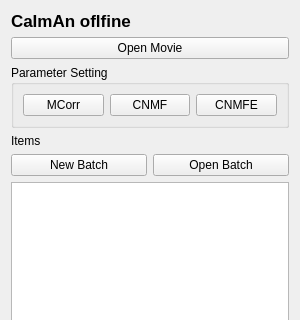
Above: caiman_napari/ui_files/main_offline_gui_template.ui from nel-lab/mesmerize-napari before the change; both pictures show x 0 to 300 and y 0 to 320 of the 300 by 905 pixel window. Below: the same form after it.
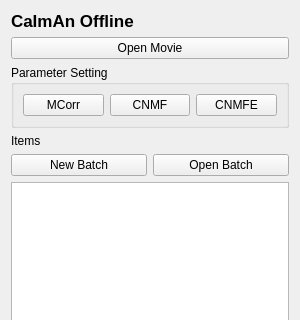
That is the form after the change.

Commit message: ui files: fix tab order, fix typo

Diff of the .ui file:
```diff
--- a/caiman_napari/ui_files/main_offline_gui_template.ui
+++ b/caiman_napari/ui_files/main_offline_gui_template.ui
@@ -19,12 +19,11 @@
      <property name="font">
       <font>
        <pointsize>13</pointsize>
-       <weight>75</weight>
        <bold>true</bold>
       </font>
      </property>
      <property name="text">
-      <string>CaImAn oflfine</string>
+      <string>CaImAn Offline</string>
      </property>
     </widget>
    </item>
```
Left out of the diff: 1 changed line with no effect on the pictures. The commit also changes 2 other files.
